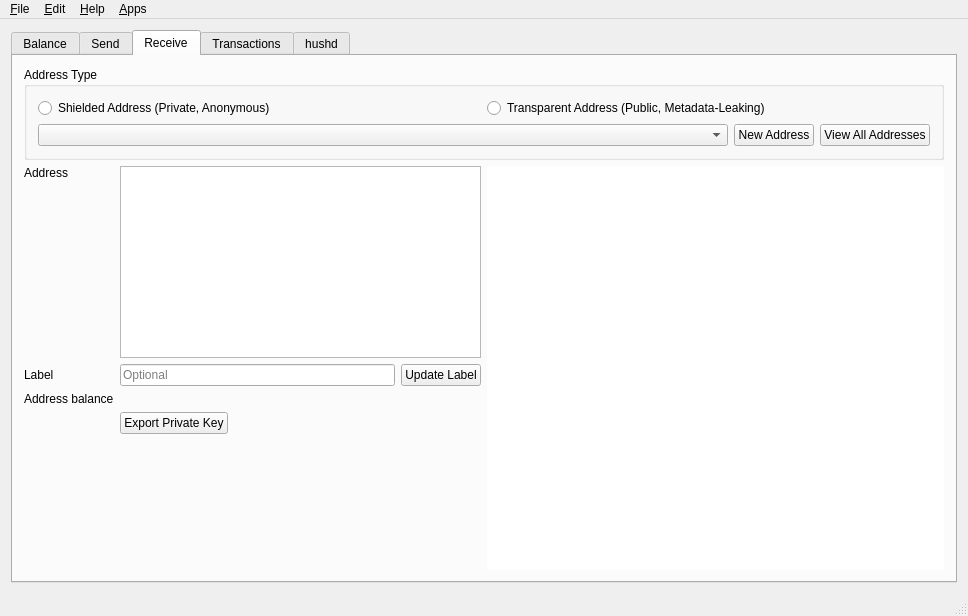
hushmirror/SilentDragon, file src/mainwindow.ui: the form before one commit.
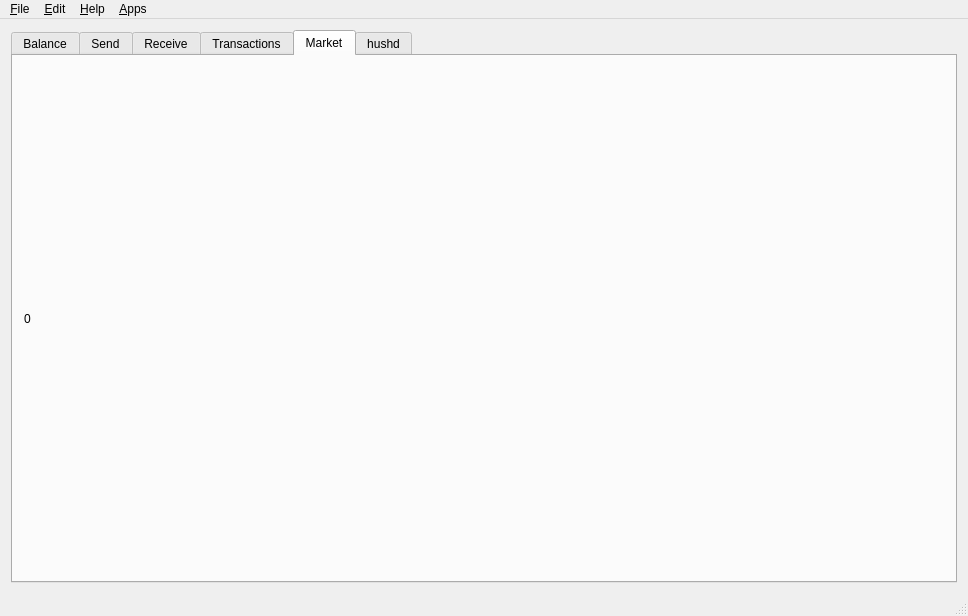
The form after the commit. The open tabs and pages were chosen to show the change. Icons and pictures are not drawn. Custom widgets are drawn as their Qt base class.

Commit message: start adding plumbing for a market tab

What changed in the file:
```diff
--- a/src/mainwindow.ui
+++ b/src/mainwindow.ui
@@ -935,6 +935,26 @@
        </layout>
       </widget>
 
+      <widget class="QWidget" name="tab_6">
+       <attribute name="title">
+        <string>Market</string>
+       </attribute>
+       <layout class="QVBoxLayout" name="verticalLayout_7">
+         <item>
+            <layout class="QGridLayout" name="gridLayout_5">
+             <item row="5" column="0" colspan="3">
+              <widget class="QLabel" name="volumelabel">
+               <property name="text">
+                <string>0</string>
+               </property>
+              </widget>
+            </item>
+            </layout>
+         </item>
+
+
+       </layout>
+      </widget>
 
       <widget class="QWidget" name="tab_5">
        <attribute name="title">
```
Left out of the diff: 1 changed line with no effect on the pictures. The commit also changes 4 other files.
